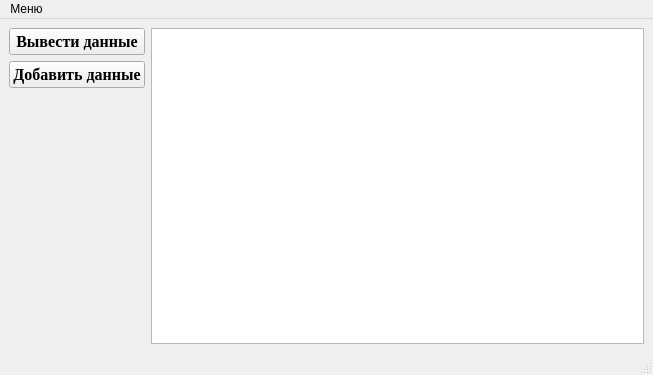
This is mainwindow.ui in JustLike420/Labs-Qt as Qt 5 draws it before an edit. The edited form follows.
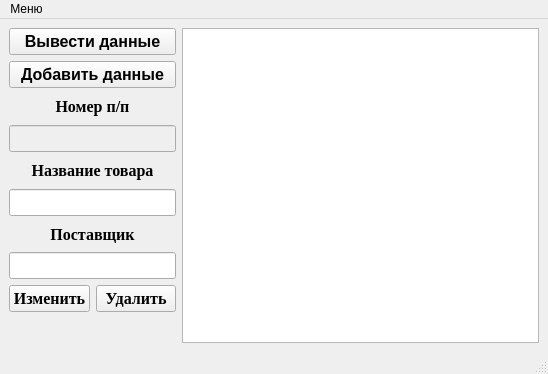
This is the edited form.

```diff
--- a/mainwindow.ui
+++ b/mainwindow.ui
@@ -6,8 +6,8 @@
    <rect>
     <x>0</x>
     <y>0</y>
-    <width>653</width>
-    <height>375</height>
+    <width>548</width>
+    <height>374</height>
    </rect>
   </property>
   <property name="windowTitle">
@@ -15,28 +15,70 @@
   </property>
   <widget class="QWidget" name="centralwidget">
    <layout class="QGridLayout" name="gridLayout">
-    <item row="0" column="0">
-     <widget class="QPushButton" name="pushButton">
-      <property name="font">
-       <font>
-        <family>Times New Roman</family>
-        <pointsize>12</pointsize>
-        <bold>true</bold>
-       </font>
-      </property>
-      <property name="text">
-       <string>Вывести данные</string>
-      </property>
-     </widget>
-    </item>
-    <item row="0" column="1" rowspan="3">
+    <item row="0" column="2" rowspan="10">
      <widget class="QTableView" name="tableView"/>
     </item>
-    <item row="1" column="0">
+    <item row="8" column="0">
+     <widget class="QPushButton" name="pushButton_3">
+      <property name="font">
+       <font>
+        <family>Times New Roman</family>
+        <pointsize>12</pointsize>
+        <bold>true</bold>
+       </font>
+      </property>
+      <property name="text">
+       <string>Изменить</string>
+      </property>
+     </widget>
+    </item>
+    <item row="7" column="0" colspan="2">
+     <widget class="QLineEdit" name="lineEdit_3">
+      <property name="font">
+       <font>
+        <family>Times New Roman</family>
+        <pointsize>12</pointsize>
+       </font>
+      </property>
+      <property name="alignment">
+       <set>Qt::AlignCenter</set>
+      </property>
+     </widget>
+    </item>
+    <item row="8" column="1">
+     <widget class="QPushButton" name="pushButton_4">
+      <property name="font">
+       <font>
+        <family>Times New Roman</family>
+        <pointsize>12</pointsize>
+        <bold>true</bold>
+       </font>
+      </property>
+      <property name="text">
+       <string>Удалить</string>
+      </property>
+     </widget>
+    </item>
+    <item row="3" column="0" colspan="2">
+     <widget class="QLineEdit" name="lineEdit">
+      <property name="enabled">
+       <bool>false</bool>
+      </property>
+      <property name="font">
+       <font>
+        <family>Times New Roman</family>
+        <pointsize>12</pointsize>
+       </font>
+      </property>
+      <property name="alignment">
+       <set>Qt::AlignCenter</set>
+      </property>
+     </widget>
+    </item>
+    <item row="1" column="0" colspan="2">
      <widget class="QPushButton" name="pushButton_2">
       <property name="font">
        <font>
-        <family>Times New Roman</family>
         <pointsize>12</pointsize>
         <bold>true</bold>
        </font>
@@ -46,6 +88,83 @@
       </property>
      </widget>
     </item>
+    <item row="0" column="0" colspan="2">
+     <widget class="QPushButton" name="pushButton">
+      <property name="font">
+       <font>
+        <pointsize>12</pointsize>
+        <bold>true</bold>
+       </font>
+      </property>
+      <property name="text">
+       <string>Вывести данные</string>
+      </property>
+     </widget>
+    </item>
+    <item row="5" column="0" colspan="2">
+     <widget class="QLineEdit" name="lineEdit_2">
+      <property name="font">
+       <font>
+        <family>Times New Roman</family>
+        <pointsize>12</pointsize>
+       </font>
+      </property>
+      <property name="alignment">
+       <set>Qt::AlignCenter</set>
+      </property>
+     </widget>
+    </item>
+    <item row="2" column="0" colspan="2">
+     <widget class="QLabel" name="label">
+      <property name="font">
+       <font>
+        <family>Times New Roman</family>
+        <pointsize>12</pointsize>
+        <bold>true</bold>
+       </font>
+      </property>
+      <property name="text">
+       <string>Номер п/п</string>
+      </property>
+      <property name="alignment">
+       <set>Qt::AlignCenter</set>
+      </property>
+     </widget>
+    </item>
+    <item row="4" column="0" colspan="2">
+     <widget class="QLabel" name="label_2">
+      <property name="font">
+       <font>
+        <family>Times New Roman</family>
+        <pointsize>12</pointsize>
+        <bold>true</bold>
+       </font>
+      </property>
+      <property name="text">
+       <string>Название товара</string>
+      </property>
+      <property name="alignment">
+       <set>Qt::AlignCenter</set>
+      </property>
+     </widget>
+    </item>
+    <item row="6" column="0" colspan="2">
+     <widget class="QLabel" name="label_3">
+      <property name="font">
+       <font>
+        <family>Times New Roman</family>
+        <pointsize>12</pointsize>
+        <bold>true</bold>
+       </font>
+      </property>
+      <property name="text">
+       <string>Поставщик</string>
+      </property>
+      <property name="alignment">
+       <set>Qt::AlignCenter</set>
+      </property>
+     </widget>
+    </item>
    </layout>
   </widget>
   <widget class="QMenuBar" name="menubar">
@@ -53,7 +172,7 @@
     <rect>
      <x>0</x>
      <y>0</y>
-     <width>653</width>
+     <width>548</width>
      <height>21</height>
     </rect>
    </property>
```
